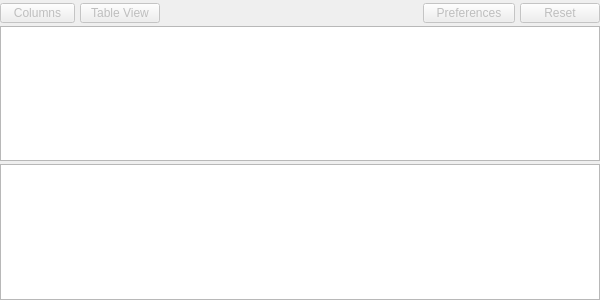
GAMS-dev/studio, file src/gdxviewer/gdxsymbolview.ui: the form before one commit.
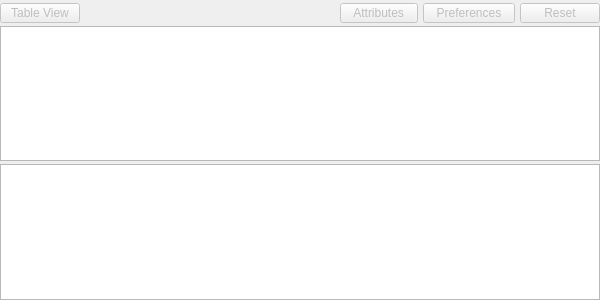
The form after the commit.

Commit message: button order adjustments

Diff of the .ui file:
```diff
--- a/src/gdxviewer/gdxsymbolview.ui
+++ b/src/gdxviewer/gdxsymbolview.ui
@@ -49,6 +49,44 @@
      <property name="spacing">
       <number>5</number>
      </property>
+     <item>
+      <widget class="QPushButton" name="pbToggleView">
+       <property name="enabled">
+        <bool>false</bool>
+       </property>
+       <property name="sizePolicy">
+        <sizepolicy hsizetype="Preferred" vsizetype="Preferred">
+         <horstretch>0</horstretch>
+         <verstretch>0</verstretch>
+        </sizepolicy>
+       </property>
+       <property name="minimumSize">
+        <size>
+         <width>0</width>
+         <height>20</height>
+        </size>
+       </property>
+       <property name="toolTip">
+        <string>Toggle between List View and Table View</string>
+       </property>
+       <property name="text">
+        <string>Table View</string>
+       </property>
+      </widget>
+     </item>
+     <item>
+      <spacer name="horizontalSpacer_2">
+       <property name="orientation">
+        <enum>Qt::Horizontal</enum>
+       </property>
+       <property name="sizeHint" stdset="0">
+        <size>
+         <width>40</width>
+         <height>20</height>
+        </size>
+       </property>
+      </spacer>
+     </item>
      <item>
       <widget class="QToolButton" name="tbVisibleValCols">
        <property name="enabled">
@@ -76,7 +114,7 @@
         <string notr="true"/>
        </property>
        <property name="text">
-        <string>  Columns  </string>
+        <string>  Attributes  </string>
        </property>
        <property name="popupMode">
         <enum>QToolButton::InstantPopup</enum>
@@ -92,44 +130,6 @@
        </property>
       </widget>
      </item>
-     <item>
-      <widget class="QPushButton" name="pbToggleView">
-       <property name="enabled">
-        <bool>false</bool>
-       </property>
-       <property name="sizePolicy">
-        <sizepolicy hsizetype="Preferred" vsizetype="Preferred">
-         <horstretch>0</horstretch>
-         <verstretch>0</verstretch>
-        </sizepolicy>
-       </property>
-       <property name="minimumSize">
-        <size>
-         <width>0</width>
-         <height>20</height>
-        </size>
-       </property>
-       <property name="toolTip">
-        <string>Toggle between List View and Table View</string>
-       </property>
-       <property name="text">
-        <string>Table View</string>
-       </property>
-      </widget>
-     </item>
-     <item>
-      <spacer name="horizontalSpacer_2">
-       <property name="orientation">
-        <enum>Qt::Horizontal</enum>
-       </property>
-       <property name="sizeHint" stdset="0">
-        <size>
-         <width>40</width>
-         <height>20</height>
-        </size>
-       </property>
-      </spacer>
-     </item>
      <item>
       <widget class="QToolButton" name="tbPreferences">
        <property name="enabled">
```
The commit also changes 1 other file.
